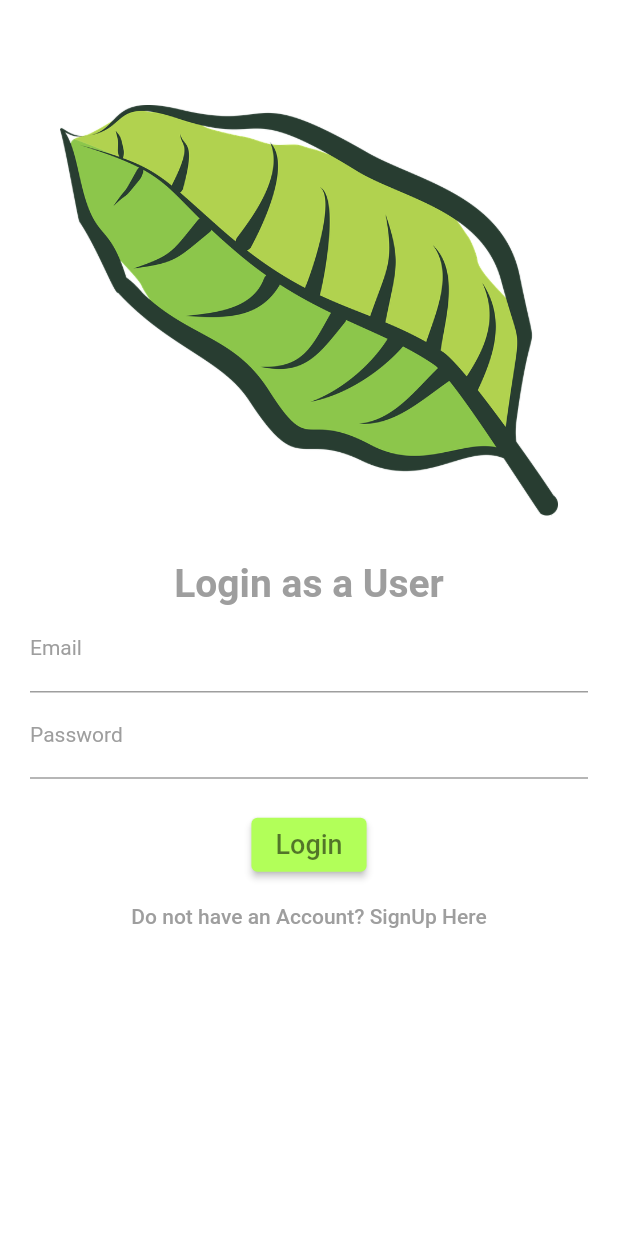
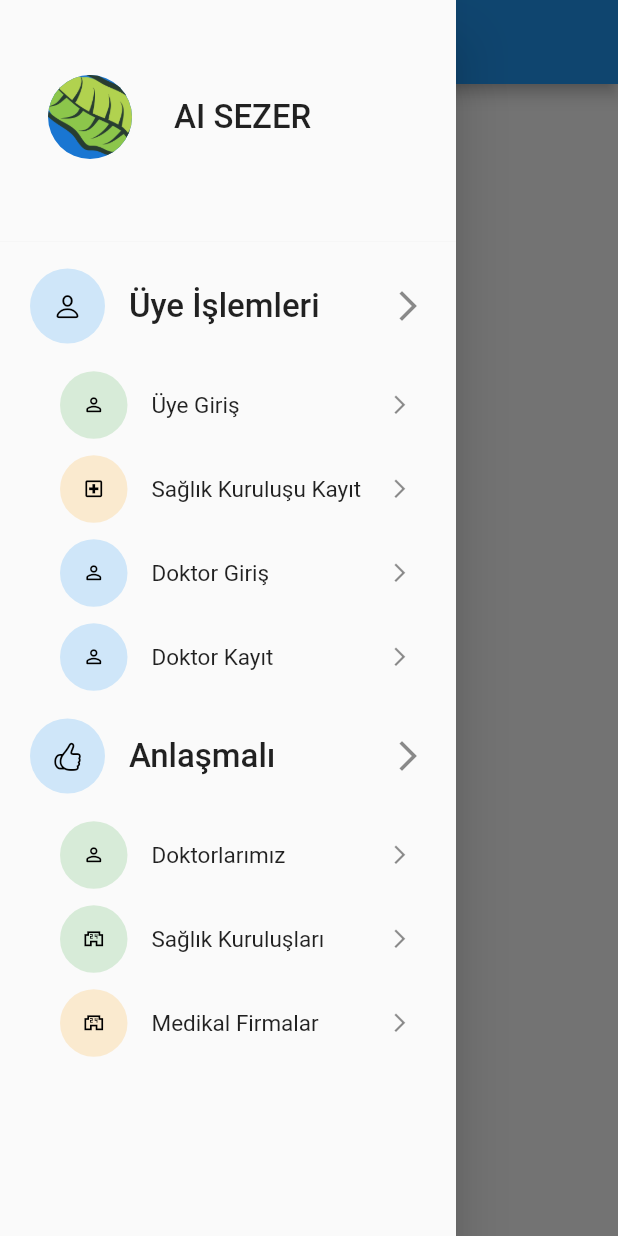
Before and after one commit to MuhammetVural/BotanikBahcem, a Flutter app: the screen it shows after launch, with the side drawer open (before the commit the screen has no drawer), on a phone screen of 412 x 824 dp. Run offline on Flutter 3.47's test engine with Material 2 defaults, Android fonts, the phone set to English and light mode, and no system bars; our stand-ins replace firebase_auth, firebase_core, firebase_database, fluttertoast, shared_preferences; accounts and stored records are empty.

Commit message:
drawer işlemleri tamamlandı homapage hazırlanıyor

```diff
--- a/lib/features/home/presentation/pages/home_page.dart
+++ b/lib/features/home/presentation/pages/home_page.dart
@@ -1,4 +1,6 @@
 import 'package:flutter/material.dart';
+
+import '../widgets/drawer.dart';
 
 class HomePage extends StatefulWidget {
   const HomePage({super.key});
@@ -10,6 +12,10 @@ class HomePage extends StatefulWidget {
 class _HomePageState extends State<HomePage> {
   @override
   Widget build(BuildContext context) {
-    return const Scaffold(body: Text('dfgsdfgsdfgsdfg'),);
+    return Scaffold(
+      appBar: AppBar(title: const Text('data'),),
+      body: const Text('dfgsdfgsdfgsdfg'),
+      drawer: const MainDrawer(),
+      );
   }
 }
--- a/lib/features/home/presentation/splash_screen.dart
+++ b/lib/features/home/presentation/splash_screen.dart
@@ -20,7 +20,7 @@ class _MySplashScreenState extends State<MySplashScreen> {
 
 
     Timer(const Duration(seconds: 5), () async {
-      Navigator.push(context, MaterialPageRoute(builder: (c)=> LoginPage()));
+      Navigator.push(context, MaterialPageRoute(builder: (c)=> HomePage()));
 
 //      if(fAuth.currentUser != null){
 //
--- /dev/null
+++ b/lib/features/home/presentation/widgets/drawer.dart
@@ -0,0 +1,202 @@
+
+import 'package:flutter/cupertino.dart';
+import 'package:flutter/material.dart';
+
+
+
+
+
+
+class MainDrawer extends StatelessWidget {
+  const MainDrawer({Key? key}) : super(key: key);
+
+  @override
+  Widget build(BuildContext context) {
+    return Drawer(
+
+      child: ListView(
+        children: [
+          //header drawer
+         const ListTile(
+           contentPadding: EdgeInsets.only(top: 50, bottom: 50, left: 20,right: 20),
+           leading: CircleAvatar(
+             radius: 40,
+             backgroundImage: AssetImage("assets/images/botanik-bahcem.webp"),
+
+           ),
+           title: Text("AI SEZER",style: TextStyle(fontSize: 22),),//subtitle: Text("Terapist"),
+         ),
+          const Divider(height: 10, thickness: 0.1,),
+
+          ListTile(
+            onTap: (){},
+            contentPadding: const EdgeInsets.only(left: 20, right: 20, top: 10, bottom: 10),
+            leading: Container(
+              padding: const EdgeInsets.all(15),
+              decoration: BoxDecoration(
+                color: Theme.of(context).primaryColor.withOpacity(0.2),
+                shape: BoxShape.circle,
+              ),
+              child: const Icon(CupertinoIcons.person, color: Colors.black,size: 20,),
+            ),
+            title: const Text("Üye İşlemleri",style: TextStyle(fontSize: 22),),
+            trailing: const Icon(Icons.arrow_forward_ios_outlined),
+          ),
+
+          ListTile(
+            onTap: (){},
+            contentPadding: const EdgeInsets.only(left: 40, right: 30, ),
+            leading: Container(
+              padding: const EdgeInsets.all(15),
+              decoration: BoxDecoration(
+                color: Colors.green.withOpacity(0.2),
+                shape: BoxShape.circle,
+              ),
+              child: const Icon(Icons.person_outline_rounded, color: Colors.black,size: 15,),
+            ),
+            title: const Text("Üye Giriş",style: TextStyle(fontSize: 15, fontWeight: FontWeight.w400),),
+            trailing: const Icon(Icons.arrow_forward_ios_outlined, size: 15,),
+          ),
+
+
+          ListTile(
+            onTap: (){},
+            contentPadding: EdgeInsets.only(left: 40, right: 30 ),
+            leading: Container(
+              padding: EdgeInsets.all(15),
+              decoration: BoxDecoration(
+                color: Colors.yellow[800]!.withOpacity(0.2),
+                shape: BoxShape.circle,
+              ),
+              child: Icon(Icons.local_hospital_outlined, color: Colors.black,size: 15,),
+            ),
+            title: Text("Sağlık Kuruluşu Kayıt",style: TextStyle(fontSize: 15, fontWeight: FontWeight.w400),),
+            trailing: Icon(Icons.arrow_forward_ios_outlined, size: 15,),
+          ),
+          ListTile(
+            onTap: (){},
+            contentPadding: EdgeInsets.only(left: 40, right: 30, ),
+            leading: Container(
+              padding: EdgeInsets.all(15),
+              decoration: BoxDecoration(
+                color: Colors.blue.withOpacity(0.2),
+                shape: BoxShape.circle,
+              ),
+              child: Icon(Icons.person_outline_rounded, color: Colors.black,size: 15,),
+            ),
+            title: Text("Doktor Giriş",style: TextStyle(fontSize: 15, fontWeight: FontWeight.w400),),
+            trailing: Icon(Icons.arrow_forward_ios_outlined, size: 15,),
+          ),
+          ListTile(
+            onTap: (){},
+            contentPadding: EdgeInsets.only(left: 40, right: 30, ),
+            leading: Container(
+              padding: EdgeInsets.all(15),
+              decoration: BoxDecoration(
+                color: Colors.blue.withOpacity(0.2),
+                shape: BoxShape.circle,
+              ),
+              child: Icon(Icons.person_outline_rounded, color: Colors.black,size: 15,),
+            ),
+            title: Text("Doktor Kayıt",style: TextStyle(fontSize: 15, fontWeight: FontWeight.w400),),
+            trailing: Icon(Icons.arrow_forward_ios_outlined, size: 15,),
+          ),
+          ListTile(
+            onTap: (){},
+            contentPadding: EdgeInsets.only(left: 20, right: 20, top: 10, bottom: 10),
+            leading: Container(
+              padding: EdgeInsets.all(15),
+              decoration: BoxDecoration(
+                color: Theme.of(context).primaryColor.withOpacity(0.2),
+                shape: BoxShape.circle,
+              ),
+              child: Icon(CupertinoIcons.hand_thumbsup, color: Colors.black,size: 20,),
+            ),
+            title: Text("Anlaşmalı",style: TextStyle(fontSize: 22),),
+            trailing: Icon(Icons.arrow_forward_ios_outlined),
+          ),
+
+          ListTile(
+            onTap: (){},
+            contentPadding: EdgeInsets.only(left: 40, right: 30, ),
+            leading: Container(
+              padding: EdgeInsets.all(15),
+              decoration: BoxDecoration(
+                color: Colors.green.withOpacity(0.2),
+                shape: BoxShape.circle,
+              ),
+              child: Icon(Icons.person_outline_rounded, color: Colors.black,size: 15,),
+            ),
+            title: Text("Doktorlarımız",style: TextStyle(fontSize: 15, fontWeight: FontWeight.w400),),
+            trailing: Icon(Icons.arrow_forward_ios_outlined, size: 15,),
+          ),
+          ListTile(
+            onTap: (){},
+            contentPadding: EdgeInsets.only(left: 40, right: 30, ),
+            leading: Container(
+              padding: EdgeInsets.all(15),
+              decoration: BoxDecoration(
+                color: Colors.green.withOpacity(0.2),
+                shape: BoxShape.circle,
+              ),
+              child: Icon(Icons.local_convenience_store_outlined, color: Colors.black,size: 15,),
+            ),
+            title: Text("Sağlık Kuruluşları",style: TextStyle(fontSize: 15, fontWeight: FontWeight.w400),),
+            trailing: Icon(Icons.arrow_forward_ios_outlined, size: 15,),
+          ),
+          ListTile(
+            onTap: (){},
+            contentPadding: EdgeInsets.only(left: 40, right: 30 ),
+            leading: Container(
+              padding: EdgeInsets.all(15),
+              decoration: BoxDecoration(
+                color: Colors.yellow[800]!.withOpacity(0.2),
+                shape: BoxShape.circle,
+              ),
+              child: Icon(Icons.local_convenience_store_outlined, color: Colors.black,size: 15,),
+            ),
+            title: Text("Medikal Firmalar",style: TextStyle(fontSize: 15, fontWeight: FontWeight.w400),),
+            trailing: Icon(Icons.arrow_forward_ios_outlined, size: 15,),
+          ),
+
+
+
+
+          // ListTile(
+          //   onTap: (){},
+          //   contentPadding: EdgeInsets.only(left: 20, right: 20, top: 10, bottom: 10),
+          //   leading: Container(
+          //     padding: EdgeInsets.all(15),
+          //     decoration: BoxDecoration(
+          //       color: Colors.yellowAccent[700]?.withOpacity(0.2),
+          //       shape: BoxShape.circle,
+          //     ),
+          //     child: Icon(Icons.security, color: Colors.black,size: 20,),
+          //   ),
+          //   title: Text("Güvenlik",style: TextStyle(fontSize: 22),),
+          //   trailing: Icon(Icons.arrow_forward_ios_outlined),
+          // ),
+          // ListTile(
+          //   onTap: (){},
+          //   contentPadding: EdgeInsets.only(left: 20, right: 20, top: 10, bottom: 10),
+          //   leading: Container(
+          //     padding: EdgeInsets.all(15),
+          //     decoration: BoxDecoration(
+          //       color: Colors.green.withOpacity(0.2),
+          //       shape: BoxShape.circle,
+          //     ),
+          //     child: Icon(Icons.settings, color: Colors.black,size: 20,),
+          //   ),
+          //   title: Text("Genel",style: TextStyle(fontSize: 22),),
+          //   trailing: Icon(Icons.arrow_forward_ios_outlined),
+          // ),
+
+
+
+          //body drawer
+
+        ],
+      ),
+    );
+  }
+}
```
